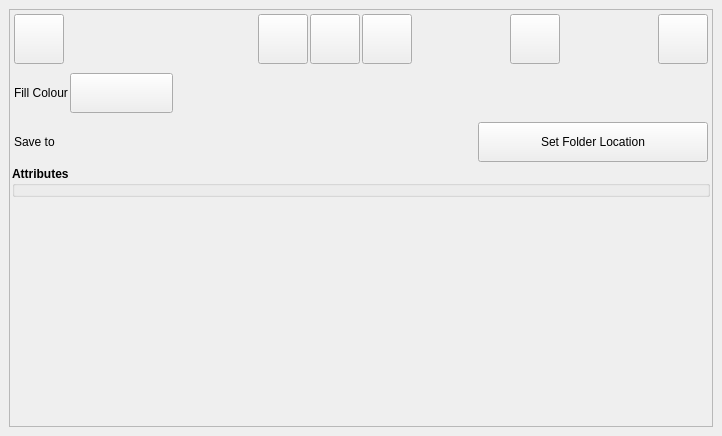
This is digital_sketch_mapping_tool_dockwidget_base.ui in Esk-Spatial/QGIS_forest_health_sketch_tool as Qt 5 draws it before an edit. The edited form follows.
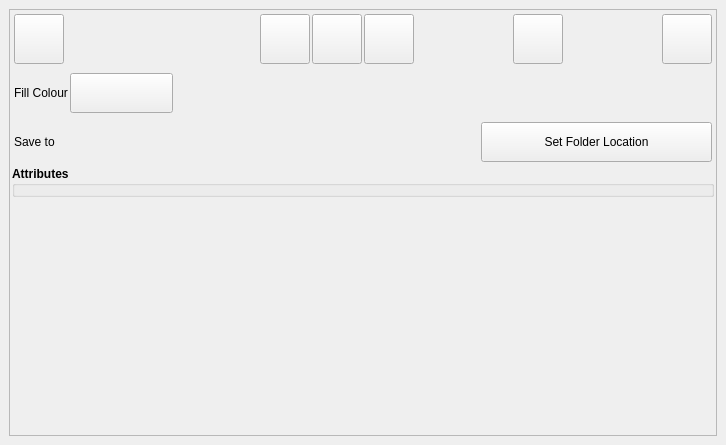
This is the edited form. Icons and pictures are not drawn. Custom widgets are drawn as their Qt base class.

Commit message: added the ability to change the style of the button based on hover and click. for populated buttons

The edit to the form file:
```diff
--- a/digital_sketch_mapping_tool_dockwidget_base.ui
+++ b/digital_sketch_mapping_tool_dockwidget_base.ui
@@ -6,8 +6,8 @@
    <rect>
     <x>0</x>
     <y>0</y>
-    <width>722</width>
-    <height>436</height>
+    <width>726</width>
+    <height>445</height>
    </rect>
   </property>
   <property name="windowTitle">
@@ -211,6 +211,9 @@
             <property name="toolTip">
              <string>&lt;html&gt;&lt;head/&gt;&lt;body&gt;&lt;p&gt;&lt;span style=&quot; font-size:9pt;&quot;&gt;Polygon Feature&lt;/span&gt;&lt;/p&gt;&lt;/body&gt;&lt;/html&gt;</string>
             </property>
+            <property name="styleSheet">
+             <string notr="true"/>
+            </property>
             <property name="text">
              <string/>
             </property>
```
The commit also changes 12 other files.
